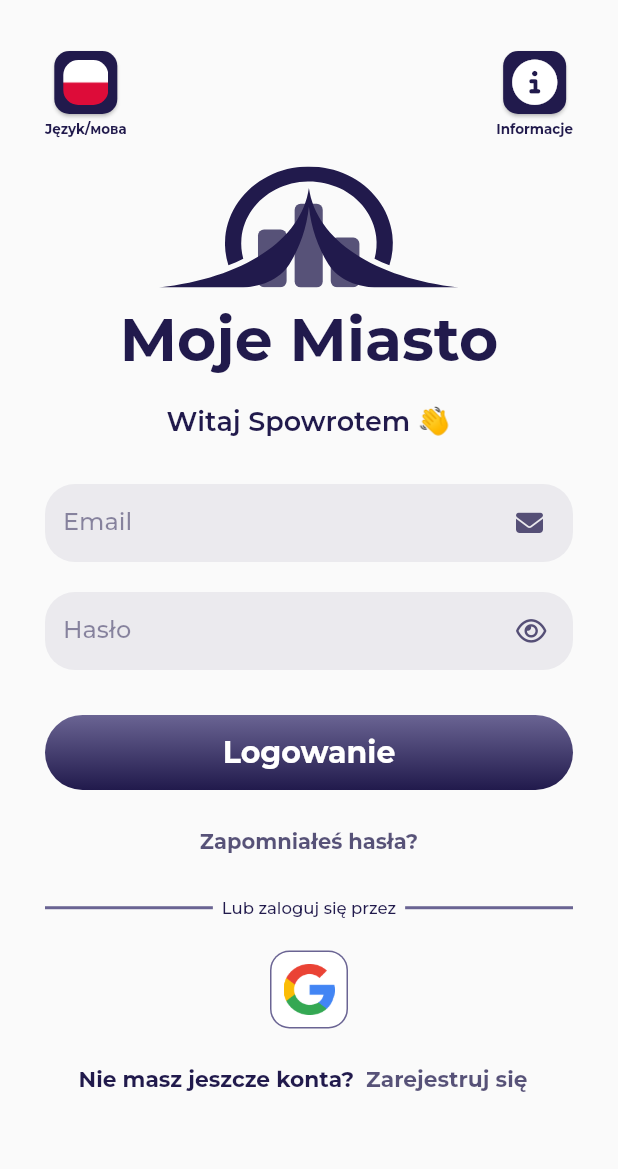
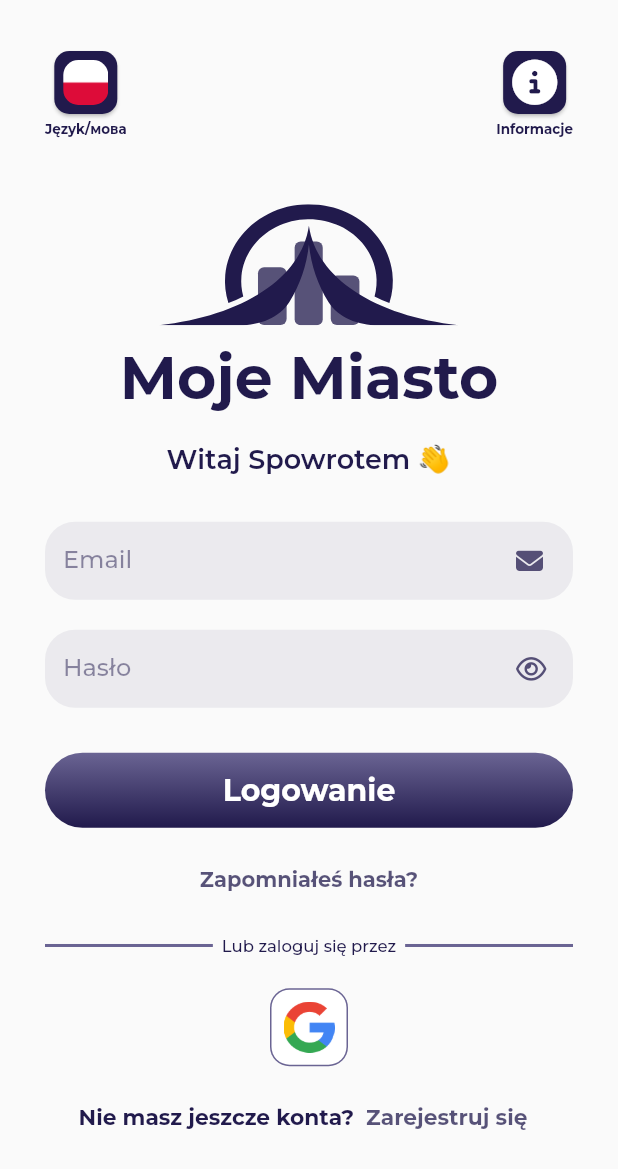
Before and after one commit to rebixpl/moje_miasto, a Flutter app: the screen it shows after launch, on a phone screen of 412 x 824 dp. Shown: the top 1169 px of the screen. Run offline on Flutter 3.47's test engine with Material 2 defaults, Android fonts, the phone set to English and light mode, and no system bars; our stand-ins replace flutter_svg, font_awesome_flutter; project files that could hold a hidden picture were left out.

Commit message:
8. Forgot Password Screen UI
1. some ui fixes
2. first run on real device
3. created forgot password? Screen
4. added title, lock image and horizontal divider to forgot password screen

```diff
--- a/lib/screens/login/login_screen.dart
+++ b/lib/screens/login/login_screen.dart
@@ -22,7 +22,6 @@ class LoginScreen extends StatelessWidget {
   Widget build(BuildContext context) {
     return Scaffold(
       body: SafeArea(
-        child: SingleChildScrollView(
         child: Padding(
           padding: const EdgeInsets.all(AppTheme.kDefaultPadding),
           child: Column(
@@ -34,6 +33,7 @@ class LoginScreen extends StatelessWidget {
                   InformationsButton(),
                 ],
               ),
+              const Spacer(),
               Column(
                 children: [
                   const SizedBox(height: 20.0),
@@ -68,8 +68,8 @@ class LoginScreen extends StatelessWidget {
                   doesNotHaveAnAccountText(context),
                 ],
               ),
+              const Spacer(),
             ],
-            ),
           ),
         ),
       ),
--- a/lib/screens/login/widgets/forgot_password_button.dart
+++ b/lib/screens/login/widgets/forgot_password_button.dart
@@ -1,4 +1,5 @@
 import 'package:flutter/material.dart';
+import 'package:moje_miasto/screens/forgot_password/forgot_password_screen.dart';
 
 class ForgotPasswordButton extends StatelessWidget {
   const ForgotPasswordButton({
@@ -9,7 +10,10 @@ class ForgotPasswordButton extends StatelessWidget {
   Widget build(BuildContext context) {
     return TextButton(
       // TODO: nawiguj do ekranu zapomnialem haslo forgot password
-      onPressed: () => debugPrint('navigate to forgot password screen'),
+      onPressed: () => Navigator.push(
+        context,
+        MaterialPageRoute(builder: ((context) => const ForgotPasswordScreen())),
+      ),
       child: Text(
         'Zapomniałeś hasła?',
         style: TextStyle(
--- a/lib/screens/login/widgets/thin_divider.dart
+++ b/lib/screens/login/widgets/thin_divider.dart
@@ -2,17 +2,20 @@ import 'package:flutter/material.dart';
 import 'package:moje_miasto/theme.dart';
 
 class ThinDivider extends StatelessWidget {
+  final Color color;
+
   const ThinDivider({
     Key? key,
+    this.color = AppTheme.kDividerColor,
   }) : super(key: key);
 
   @override
   Widget build(BuildContext context) {
-    return const Expanded(
+    return Expanded(
       child: Divider(
         height: 4.0,
         thickness: 2.0,
-        color: AppTheme.kDividerColor,
+        color: color,
       ),
     );
   }
--- a/pubspec.yaml
+++ b/pubspec.yaml
@@ -63,6 +63,7 @@ flutter:
   assets:
     - images/screens/
     - images/screens/language_selector/
+    - images/screens/forgot_password_screen/
     - images/app/
 
   # An image asset can refer to one or more resolution-specific "variants", see
```
Also changed, not shown: lib/screens/forgot_password/forgot_password_screen.dart (added, +60 -0 lines), lib/screens/forgot_password/widgets/go_back_button.dart (added, +29 -0 lines), images/screens/forgot_password_screen/lock_img.png (added). Lines whose indentation alone changed are shown as unchanged.
